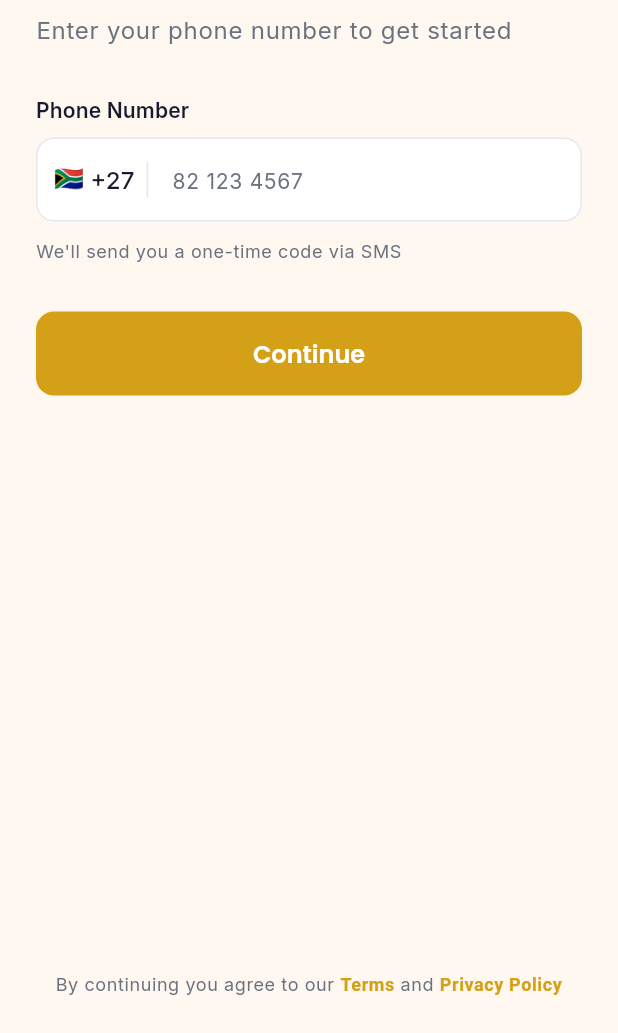
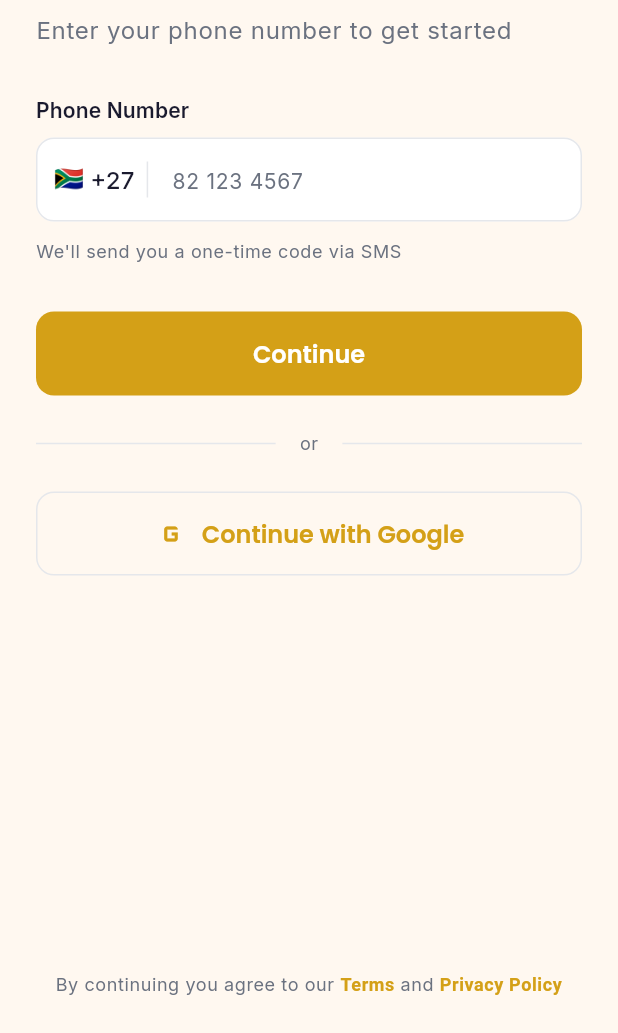
Before and after one commit to skynergroup/stokvel-manager, a Flutter app: the PhoneAuthScreen screen opened by its route, on a phone screen of 412 x 824 dp, the part 203-1236 px from its top. Run offline on Flutter 3.47's test engine with Material 3 defaults, Android fonts, the phone set to English and light mode, and no system bars; our stand-ins replace cached_network_image, cloud_firestore, firebase_auth, firebase_core, firebase_messaging, firebase_storage and 8 more; accounts and stored records are empty; network calls fail.

Commit message:
SKY-48: Add Google SSO sign-in (google_sign_in v7)

```diff
--- a/lib/features/auth/screens/phone_auth_screen.dart
+++ b/lib/features/auth/screens/phone_auth_screen.dart
@@ -52,6 +52,10 @@ class _PhoneAuthScreenState extends ConsumerState<PhoneAuthScreen> {
     ref.listen<AuthState>(authStateProvider, (prev, next) {
       if (next.status == AuthStatus.codeSent) {
         context.goNamed(RouteNames.otp);
+      }
+      if (next.status == AuthStatus.verified) {
+        // Google SSO or auto-verify — router redirect handles navigation
+        return;
       }
       if (next.status == AuthStatus.error && next.error != null) {
         ScaffoldMessenger.of(context).showSnackBar(
@@ -140,6 +144,45 @@ class _PhoneAuthScreenState extends ConsumerState<PhoneAuthScreen> {
                   onPressed: isLoading ? null : _continue,
                   isLoading: isLoading,
                 ),
+                const Gap(24),
+                Row(
+                  children: [
+                    const Expanded(child: Divider()),
+                    Padding(
+                      padding: const EdgeInsets.symmetric(horizontal: 16),
+                      child: Text(
+                        'or',
+                        style: Theme.of(context).textTheme.bodySmall,
+                      ),
+                    ),
+                    const Expanded(child: Divider()),
+                  ],
+                ),
+                const Gap(24),
+                OutlinedButton.icon(
+                  onPressed: isLoading
+                      ? null
+                      : () => ref
+                          .read(authStateProvider.notifier)
+                          .signInWithGoogle(),
+                  icon: Image.network(
+                    'https://www.gstatic.com/firebasejs/ui/2.0.0/images/auth/google.svg',
+                    height: 20,
+                    width: 20,
+                    errorBuilder: (_, __, ___) => const Icon(
+                      Icons.g_mobiledata,
+                      size: 24,
+                    ),
+                  ),
+                  label: const Text('Continue with Google'),
+                  style: OutlinedButton.styleFrom(
+                    minimumSize: const Size(double.infinity, 52),
+                    shape: RoundedRectangleBorder(
+                      borderRadius: BorderRadius.circular(12),
+                    ),
+                    side: BorderSide(color: AppColors.divider),
+                  ),
+                ),
                 const Spacer(),
                 Center(
                   child: Text.rich(
--- a/pubspec.yaml
+++ b/pubspec.yaml
@@ -40,6 +40,7 @@ dependencies:
   printing: ^5.13.5
 
   cupertino_icons: ^1.0.8
+  google_sign_in: ^7.2.0
 
 dev_dependencies:
   flutter_test:
```
Also changed, not shown: lib/core/services/auth_service.dart (+89 -0 lines), lib/features/auth/providers/auth_provider.dart (+22 -0 lines), pubspec.lock.
